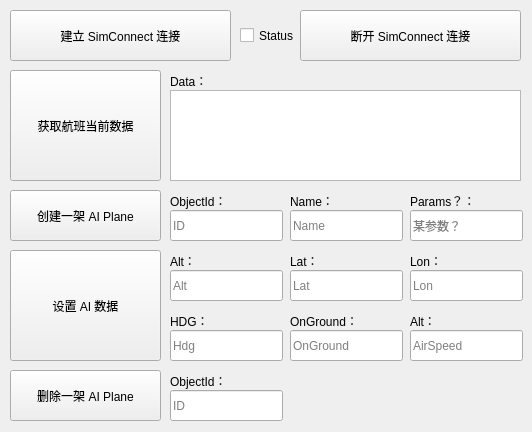
Above: SimConnect_API_Usage_Test/QtGuiApplication1/QtGuiApplication1.ui from MaoJianwei/MaoFlightMap_FSX_Dump1090_Modesmixer_Flightradar24 before the change. Below: the same form after it.
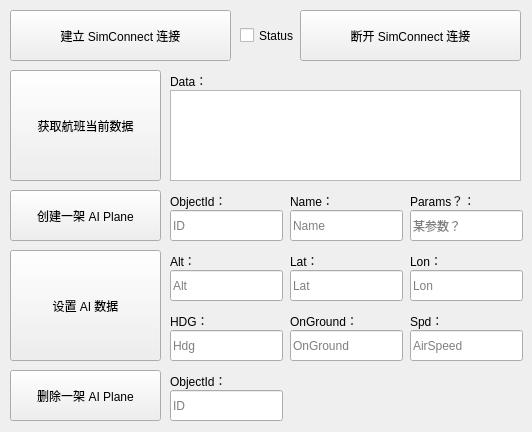
That is the form after the change.

Commit message: test pitch bank ok, but we want to control the Autopilot

```diff
--- a/SimConnect_API_Usage_Test/QtGuiApplication1/QtGuiApplication1.ui
+++ b/SimConnect_API_Usage_Test/QtGuiApplication1/QtGuiApplication1.ui
@@ -359,7 +359,7 @@
      </rect>
     </property>
     <property name="text">
-     <string>Alt：</string>
+     <string>Spd：</string>
     </property>
    </widget>
    <widget class="QLabel" name="label_11">
```
The commit also changes 2 other files.
